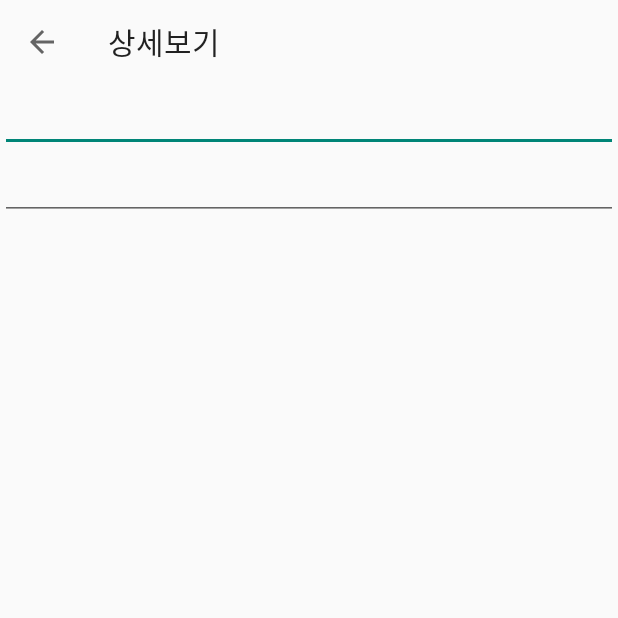
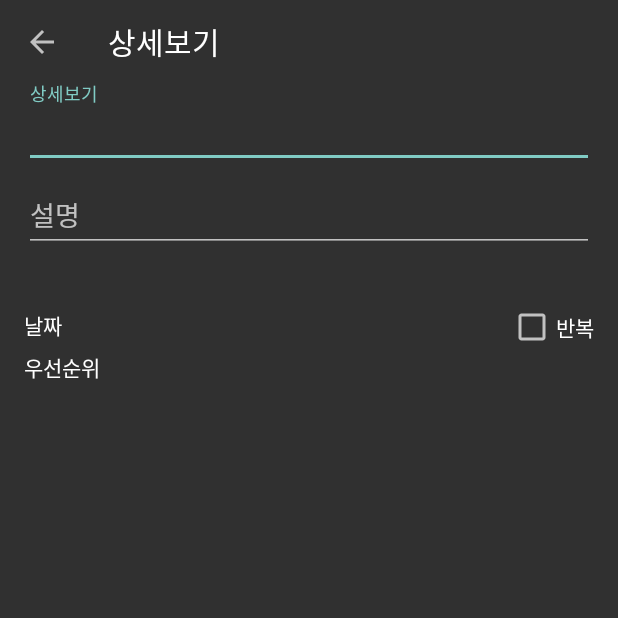
Before and after one commit to depromeet/hackathon-appearance-team, an Android app: the screen it shows after launch (TaskDetailActivity), on a phone screen of 412 x 824 dp, the top half of it. Run offline under Robolectric (Android 15) with nearby library versions, the light colour scheme and no system bars.

Commit message:
제목, 설명 입력칸 추가 #1

```diff
--- a/app/build.gradle
+++ b/app/build.gradle
@@ -25,11 +25,12 @@ android {
 
 dependencies {
     implementation fileTree(dir: 'libs', include: ['*.jar'])
-    implementation"org.jetbrains.kotlin:kotlin-stdlib-jdk7:$kotlin_version"
+    implementation "org.jetbrains.kotlin:kotlin-stdlib-jdk7:$kotlin_version"
     implementation 'androidx.appcompat:appcompat:1.1.0'
     implementation 'androidx.core:core-ktx:1.1.0'
     implementation 'androidx.constraintlayout:constraintlayout:1.1.3'
     testImplementation 'junit:junit:4.12'
     androidTestImplementation 'androidx.test.ext:junit:1.1.1'
     androidTestImplementation 'androidx.test.espresso:espresso-core:3.2.0'
+    implementation 'com.google.android.material:material:1.2.0-alpha02'
 }
--- a/app/src/main/AndroidManifest.xml
+++ b/app/src/main/AndroidManifest.xml
@@ -18,7 +18,7 @@
     </activity>
     <activity
       android:name=".TaskDetailActivity"
-      android:theme="@style/Theme.AppCompat.Light.NoActionBar" />
+      android:theme="@style/Theme.AppCompat.NoActionBar" />
   </application>
 
 </manifest>
--- a/app/src/main/res/layout/activity_task_detail.xml
+++ b/app/src/main/res/layout/activity_task_detail.xml
@@ -1,35 +1,97 @@
 <?xml version="1.0" encoding="utf-8"?>
-<androidx.constraintlayout.widget.ConstraintLayout xmlns:android="http://schemas.android.com/apk/res/android"
+<ScrollView xmlns:android="http://schemas.android.com/apk/res/android"
   xmlns:app="http://schemas.android.com/apk/res-auto"
   xmlns:tools="http://schemas.android.com/tools"
   android:layout_width="match_parent"
   android:layout_height="match_parent"
   tools:context=".TaskDetailActivity">
 
+  <androidx.constraintlayout.widget.ConstraintLayout
+    android:layout_width="match_parent"
+    android:layout_height="wrap_content">
+
     <androidx.appcompat.widget.Toolbar
       android:id="@+id/toolbar_task_detail"
       android:layout_width="0dp"
       android:layout_height="wrap_content"
+      android:maxLength="20"
       app:layout_constraintEnd_toEndOf="parent"
       app:layout_constraintStart_toStartOf="parent"
       app:layout_constraintTop_toTopOf="parent" />
 
+    <com.google.android.material.textfield.TextInputLayout
+      android:id="@+id/layout_task_title"
+      android:layout_width="0dp"
+      android:layout_height="wrap_content"
+      android:layout_marginStart="16dp"
+      android:layout_marginEnd="16dp"
+      app:layout_constraintEnd_toEndOf="parent"
+      app:layout_constraintStart_toStartOf="parent"
+      app:layout_constraintTop_toBottomOf="@id/toolbar_task_detail">
+
       <EditText
         android:id="@+id/et_task_title"
+        android:layout_width="match_parent"
+        android:layout_height="wrap_content"
+        android:hint="@string/task_detail_title"
+        android:inputType="text"
+        android:maxLines="1"
+        android:singleLine="true" />
+
+    </com.google.android.material.textfield.TextInputLayout>
+
+    <com.google.android.material.textfield.TextInputLayout
+      android:id="@+id/layout_task_desc"
       android:layout_width="0dp"
       android:layout_height="wrap_content"
-    android:inputType="text"
+      android:layout_marginStart="16dp"
+      android:layout_marginEnd="16dp"
+      android:layout_marginBottom="34dp"
       app:layout_constraintEnd_toEndOf="parent"
       app:layout_constraintStart_toStartOf="parent"
-    app:layout_constraintTop_toBottomOf="@id/toolbar_task_detail" />
+      app:layout_constraintTop_toBottomOf="@id/layout_task_title">
 
       <EditText
         android:id="@+id/et_task_desc"
-    android:layout_width="0dp"
+        android:layout_width="match_parent"
         android:layout_height="wrap_content"
+        android:hint="@string/task_detail_desc"
         android:inputType="text"
+        android:maxLines="1" />
+
+    </com.google.android.material.textfield.TextInputLayout>
+
+    <TextView
+      android:id="@+id/tv_task_date"
+      android:layout_width="wrap_content"
+      android:layout_height="wrap_content"
+      android:layout_marginStart="16dp"
+      android:layout_marginTop="34dp"
+      android:paddingTop="4dp"
+      android:text="@string/task_detail_date"
+      android:textColor="@android:color/white"
+      android:textSize="14sp"
+      app:layout_constraintStart_toStartOf="parent"
+      app:layout_constraintTop_toBottomOf="@id/layout_task_desc" />
+
+    <CheckBox
+      android:id="@+id/cb_task_repeat"
+      android:layout_width="wrap_content"
+      android:layout_height="wrap_content"
+      android:layout_marginEnd="16dp"
+      android:text="@string/task_detail_repeat"
       app:layout_constraintEnd_toEndOf="parent"
+      app:layout_constraintTop_toTopOf="@id/tv_task_date" />
+
+    <TextView
+      android:layout_width="wrap_content"
+      android:layout_height="wrap_content"
+      android:layout_marginStart="16dp"
+      android:text="@string/task_detail_rank"
+      android:textColor="@android:color/white"
+      android:textSize="14sp"
       app:layout_constraintStart_toStartOf="parent"
-    app:layout_constraintTop_toBottomOf="@id/et_task_title" />
+      app:layout_constraintTop_toBottomOf="@id/cb_task_repeat" />
 
   </androidx.constraintlayout.widget.ConstraintLayout>
+</ScrollView>
--- a/app/src/main/res/values/strings.xml
+++ b/app/src/main/res/values/strings.xml
@@ -1,10 +1,22 @@
 <resources>
   <string name="app_name">구질구질한 알림</string>
 
+  <string name="all_finish">완료</string>
+
+  <string name="task_detail_label">상세보기</string>
   <string name="task_detail_title">상세보기</string>
   <string name="task_detail_desc">설명</string>
   <string name="task_detail_time">시간</string>
   <string name="task_detail_date">날짜</string>
+  <string name="task_detail_repeat">반복</string>
   <string name="task_detail_condition">반복조건</string>
   <string name="task_detail_rank">우선순위</string>
+  <string name="task_detail_max">최대 20자까지 입력 가능합니다.</string>
+  <string name="task_priority_very_high">매우 높음</string>
+  <string name="task_priority_high">높음</string>
+  <string name="task_priority_middle">중간</string>
+  <string name="task_priority_low">낮음</string>
+  <string name="task_priority_very_low">매우 낮음</string>
+  <string name="task_priority_push_time">알림 받는 시간</string>
+  <string name="task_detail_empty">비어있습니다.</string>
 </resources>
```
Lines whose indentation alone changed are shown as unchanged.
